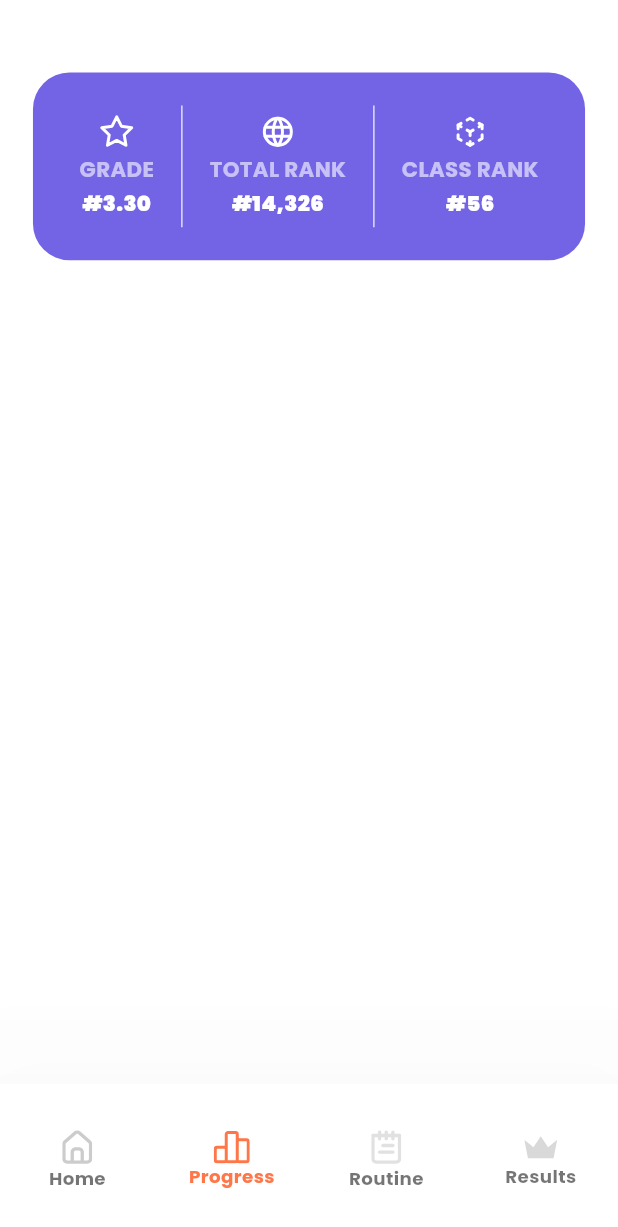
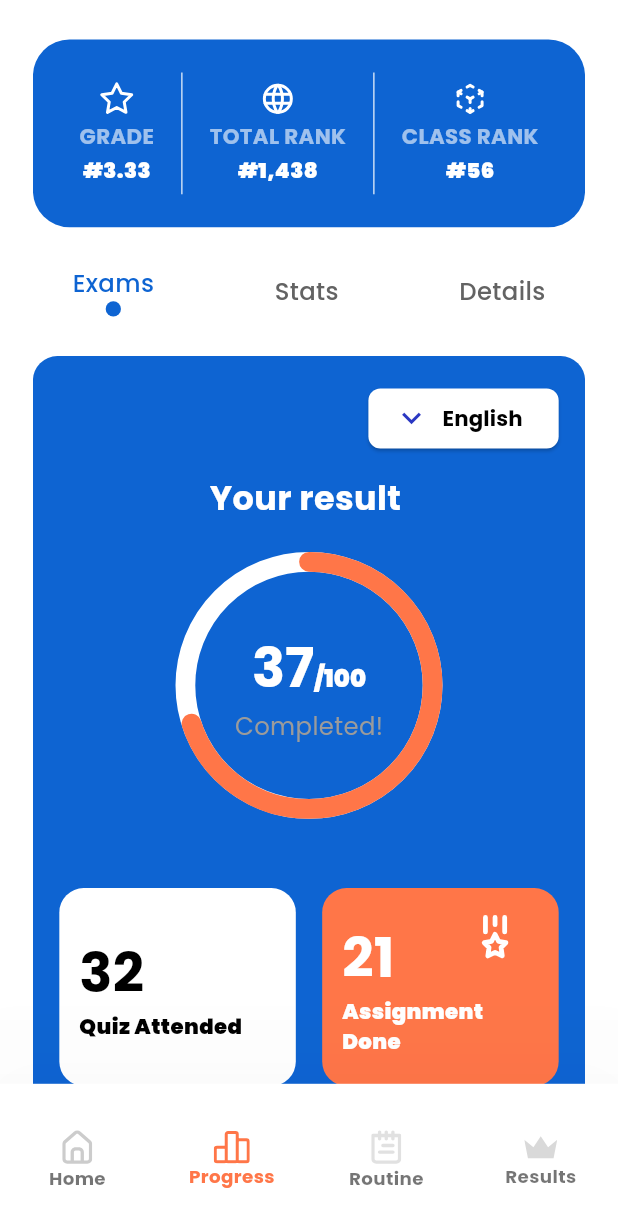
Before and after one commit to Ztrios/Learning-Management, a Flutter app: the BottomNavigationPage screen opened by its route, item 2 of the bottom bar chosen, on a phone screen of 412 x 824 dp. Shown: the top 1227 px of the screen. Run offline on Flutter 3.47's test engine with Material 3 defaults, Android fonts, the phone set to English and light mode, and no system bars; drawn by our look-alikes of toastification; our stand-ins replace awesome_notifications, dartz, dio, equatable, firebase_core, firebase_messaging and 13 more; accounts and stored records are empty; network calls fail.

Commit message:
:art:[Interface]: Progress page ui  design complete and re-usable widget created.

```diff
--- a/lib/core/utils/styles/app_colors.dart
+++ b/lib/core/utils/styles/app_colors.dart
@@ -11,6 +11,7 @@ class AppColors {
   static const Color deepPurpleAccent = Color(0xFF7364E6);
   static const Color deepGreen = Color(0xFF0D6E58);
   static const Color grey = Color(0xFF999999);
+  static const Color greyLight = Color(0xFF9B9B9B);
 
 
   // UI Support Colors
--- a/lib/features/progress/presentation/pages/progress_page.dart
+++ b/lib/features/progress/presentation/pages/progress_page.dart
@@ -1,76 +1,53 @@
 import 'package:flutter/material.dart';
+import 'package:flutter_hooks/flutter_hooks.dart';
 import 'package:flutter_screenutil/flutter_screenutil.dart';
-import 'package:flutter_svg/flutter_svg.dart';
 import 'package:learning_management/core/utils/styles/app_colors.dart';
-import 'package:learning_management/core/utils/styles/app_text_styles.dart';
-import 'package:learning_management/core/utils/ui_helpers/alignments.dart';
 import 'package:learning_management/core/utils/ui_helpers/paddings.dart';
-import 'package:learning_management/core/utils/ui_helpers/radius.dart';
 import 'package:learning_management/core/utils/ui_helpers/spacing.dart';
-import 'package:learning_management/features/progress/presentation/widgets/stats_widget.dart';
-import 'package:learning_management/widgets/custom_divider.dart';
+import 'package:learning_management/features/progress/presentation/widgets/card/exams_progress_card.dart';
+import 'package:learning_management/features/progress/presentation/widgets/card/stats_progress_card.dart';
+import 'package:learning_management/features/progress/presentation/widgets/progress_tab_bar_widget.dart';
+import 'package:learning_management/features/progress/presentation/widgets/stats_header_widget.dart';
 
-class ProgressPage extends StatelessWidget {
+class ProgressPage extends HookWidget {
   const ProgressPage({super.key});
 
   @override
   Widget build(BuildContext context) {
+    final selectedIndex = useState<int>(0);
+
     return SafeArea(
       child: Container(
         width: 1.sw,
         height: 1.sh,
-        padding: padding20,
+        padding: paddingH20,
+        child: SingleChildScrollView(
           child: Column(
             children: [
-
               gap24,
-
-            Container(
-              width: 1.sw,
-              padding: padding20,
-              alignment: Alignment.center,
-              decoration: BoxDecoration(
-               borderRadius: radius24,
-               color: AppColors.deepPurpleAccent
-              ),
-              child: Row(
-                mainAxisAlignment: mainSpaceAround,
-                children: [
-
-                  StatsWidget(
-                      svgIcon: "assets/icons/star_icon.svg",
-                      title: "GRADE",
-                      value: "3.30"
+              StatsHeader(
+                grade: "3.33",
+                totalRank: "1,438",
+                classRank: "56",
+                background: selectedIndex.value == 0
+                    ? AppColors.blueLight
+                    : AppColors.deepPurpleAccent,
               ),
 
-                  CustomDivider(
-                      height: 80.h
+              ProgressTabBarWidget(
+                selectedIndex: selectedIndex.value,
+                tabs: ["Exams", "Stats", "Details"],
+                onChanged: (int value) => selectedIndex.value = value,
               ),
 
-                  StatsWidget(
-                      svgIcon: "assets/icons/language_icon.svg",
-                      title: "TOTAL RANK",
-                      value: "14,326"
-                  ),
-
-                  CustomDivider(
-                      height: 80.h
-                  ),
-
-                  StatsWidget(
-                      svgIcon: "assets/icons/rank_icon.svg",
-                      title: "CLASS RANK",
-                      value: "56"
-                  ),
-
-
+              if(selectedIndex.value == 0)
+                ExamsProgressCard()
+              else
+                StatsProgressCard()
 
 
             ],
           ),
-            )
-
-          ],
         ),
       ),
     );
--- /dev/null
+++ b/lib/features/progress/presentation/widgets/card/exams_progress_card.dart
@@ -0,0 +1,202 @@
+import 'package:flutter/material.dart';
+import 'package:flutter_screenutil/flutter_screenutil.dart';
+import 'package:flutter_svg/flutter_svg.dart';
+import 'package:learning_management/core/utils/styles/app_colors.dart';
+import 'package:learning_management/core/utils/styles/app_text_styles.dart';
+import 'package:learning_management/core/utils/ui_helpers/alignments.dart';
+import 'package:learning_management/core/utils/ui_helpers/paddings.dart';
+import 'package:learning_management/core/utils/ui_helpers/radius.dart';
+import 'package:learning_management/core/utils/ui_helpers/spacing.dart';
+
+class ExamsProgressCard extends StatelessWidget {
+  const ExamsProgressCard({super.key});
+
+  @override
+  Widget build(BuildContext context) {
+    return Container(
+      padding: padding16,
+      decoration: BoxDecoration(
+        borderRadius: radius16,
+        color: AppColors.blueLight,
+      ),
+      child: Column(
+        crossAxisAlignment: crossCenter,
+        mainAxisAlignment: mainCenter,
+        children: [
+          _LanguageDropdown(),
+          gap12,
+          Text(
+            "Your result ",
+            style: AppTextStyles.titleLarge.copyWith(
+                color: Colors.white,
+                fontWeight: FontWeight.bold
+            ),
+          ),
+          gap24,
+          _ProgressIndicatorCircle(),
+          gap48,
+          _StatsCards(),
+        ],
+      ),
+    );
+  }
+}
+
+class _LanguageDropdown extends StatelessWidget {
+  @override
+  Widget build(BuildContext context) {
+    return Row(
+      mainAxisAlignment: mainEnd,
+      children: [
+        ElevatedButton.icon(
+          onPressed: () {},
+          icon: Icon(Icons.keyboard_arrow_down, color: AppColors.deepBlue, size: 25.sp),
+          label: Text(
+            "English",
+            style: AppTextStyles.titleSmall.copyWith(fontWeight: FontWeight.bold),
+          ),
+          style: ElevatedButton.styleFrom(
+            backgroundColor: Colors.white,
+          ),
+        ),
+      ],
+    );
+  }
+}
+
+
+class _ProgressIndicatorCircle extends StatelessWidget {
+  @override
+  Widget build(BuildContext context) {
+    return Stack(
+      alignment: Alignment.center,
+      children: [
+        SizedBox(
+          width: 150.w,
+          height: 150.w,
+          child: CircularProgressIndicator(
+            value: 0.7,
+            strokeWidth: 12.w,
+            color: AppColors.deepOrange,
+            backgroundColor: Colors.white,
+            strokeCap: StrokeCap.round,
+          ),
+        ),
+        Column(
+          children: [
+            RichText(
+              text: TextSpan(
+                text: "37",
+                style: AppTextStyles.displaySmall.copyWith(
+                    fontWeight: FontWeight.bold,
+                    color: Colors.white
+                ),
+                children: [
+                  TextSpan(
+                    text: "/100",
+                    style: AppTextStyles.titleMedium.copyWith(
+                      fontWeight: FontWeight.w900,
+                      color: Colors.white,
+                    ),
+                  ),
+                ],
+              ),
+            ),
+            Text(
+              "Completed!",
+              style: AppTextStyles.bodyLarge.copyWith(
+                  color: AppColors.greyLight
+              ),
+            ),
+          ],
+        ),
+      ],
+    );
+  }
+}
+
+class _StatsCards extends StatelessWidget {
+  @override
+  Widget build(BuildContext context) {
+    return Row(
+      spacing: 16.w,
+      children: [
+        _StatCard(
+          value: "32",
+          label: "Quiz Attended",
+          backgroundColor: Colors.white,
+          textColor: Colors.black,
+        ),
+        _StatCard(
+          value: "21",
+          label: "Assignment Done",
+          backgroundColor: AppColors.deepOrange,
+          textColor: Colors.white,
+          iconPath: "assets/icons/score_icon.svg",
+        ),
+      ],
+    );
+  }
+}
+
+class _StatCard extends StatelessWidget {
+  final String value;
+  final String label;
+  final Color backgroundColor;
+  final Color textColor;
+  final String? iconPath;
+
+  const _StatCard({
+    required this.value,
+    required this.label,
+    required this.backgroundColor,
+    required this.textColor,
+    this.iconPath,
+  });
+
+  @override
+  Widget build(BuildContext context) {
+    return Expanded(
+      child: Container(
+        height: 130.h,
+        padding: padding12,
+        decoration: BoxDecoration(
+          borderRadius: radius16,
+          color: backgroundColor,
+        ),
+        child: Stack(
+          children: [
+            Column(
+              crossAxisAlignment: crossStart,
+              mainAxisAlignment: mainCenter,
+              children: [
+                Text(
+                  value,
+                  style: AppTextStyles.displaySmall.copyWith(
+                    fontWeight: FontWeight.bold,
+                    color: textColor,
+                  ),
+                ),
+                Text(
+                  label,
+                  style: AppTextStyles.bodyMedium.copyWith(
+                    fontWeight: FontWeight.w900,
+                    color: textColor,
+                  ),
+                ),
+              ],
+            ),
+            if (iconPath != null)
+              Positioned(
+                right: 10,
+                child: SvgPicture.asset(
+                  iconPath!,
+                  width: 35.w,
+                ),
+              ),
+          ],
+        ),
+      ),
+    );
+  }
+}
--- /dev/null
+++ b/lib/features/progress/presentation/widgets/progress_tab_bar_widget.dart
@@ -0,0 +1,51 @@
+import 'package:flutter/material.dart';
+import 'package:flutter_hooks/flutter_hooks.dart';
+import 'package:flutter_screenutil/flutter_screenutil.dart';
+import 'package:learning_management/core/utils/styles/app_colors.dart';
+import 'package:learning_management/core/utils/styles/app_text_styles.dart';
+import 'package:learning_management/core/utils/ui_helpers/paddings.dart';
+
+class ProgressTabBarWidget extends HookWidget {
+  final int selectedIndex;
+  final List<String> tabs;
+  final Function(int value) onChanged;
+  const ProgressTabBarWidget({
+    super.key,
+    required this.selectedIndex,
+    required this.tabs,
+    required this.onChanged,
+  });
+
+  @override
+  Widget build(BuildContext context) {
+
+    return Row(
+      mainAxisAlignment: MainAxisAlignment.spaceBetween,
+      children: List.generate(tabs.length, (index) {
+        final isActive = selectedIndex == index;
+        return Padding(
+          padding: padding24,
+          child: InkResponse(
+            onTap: () => onChanged(index),
+            splashColor: AppColors.blueLight,
+            child: Column(
+              children: [
+                Text(
+                  tabs[index],
+                  style: AppTextStyles.titleMedium.copyWith(
+                    color: isActive ? AppColors.blueLight : AppColors.textGrey,
+                  ),
+                ),
+                if (isActive)
+                  CircleAvatar(
+                    radius: 5.r,
+                    backgroundColor: AppColors.blueLight,
+                  ),
+              ],
+            ),
+          ),
+        );
+      }),
+    );
+  }
+}
--- /dev/null
+++ b/lib/features/progress/presentation/widgets/stats_header_widget.dart
@@ -0,0 +1,57 @@
+import 'package:flutter/material.dart';
+import 'package:flutter_screenutil/flutter_screenutil.dart';
+import 'package:learning_management/core/utils/styles/app_colors.dart';
+import 'package:learning_management/core/utils/ui_helpers/alignments.dart';
+import 'package:learning_management/core/utils/ui_helpers/paddings.dart';
+import 'package:learning_management/core/utils/ui_helpers/radius.dart';
+import 'package:learning_management/features/progress/presentation/widgets/stats_widget.dart';
+import 'package:learning_management/widgets/custom_divider.dart';
+
+class StatsHeader extends StatelessWidget {
+  final String grade;
+  final String totalRank;
+  final String classRank;
+  final Color background;
+
+  const StatsHeader({
+    super.key,
+    required this.grade,
+    required this.totalRank,
+    required this.classRank,
+    required this.background
+  });
+
+  @override
+  Widget build(BuildContext context) {
+    return AnimatedContainer(
+      padding: padding20,
+      decoration: BoxDecoration(
+        borderRadius: radius24,
+        color: background,
+      ),
+      duration: Duration(microseconds: 700),
+      child: Row(
+        mainAxisAlignment: mainSpaceAround,
+        children: [
+          StatsWidget(
+            svgIcon: "assets/icons/star_icon.svg",
+            title: "GRADE",
+            value: grade,
+          ),
+          CustomDivider(height: 80.h),
+          StatsWidget(
+            svgIcon: "assets/icons/language_icon.svg",
+            title: "TOTAL RANK",
+            value: totalRank,
+          ),
+          CustomDivider(height: 80.h),
+          StatsWidget(
+            svgIcon: "assets/icons/rank_icon.svg",
+            title: "CLASS RANK",
+            value: classRank,
+          ),
+        ],
+      ),
+    );
+  }
+}
```
Also changed, not shown: lib/features/progress/presentation/widgets/card/stats_progress_card.dart (added, +210 -0 lines), assets/icons/score_icon.svg (added), lib/generated/assets.dart (added). Lines whose indentation alone changed are shown as unchanged.
